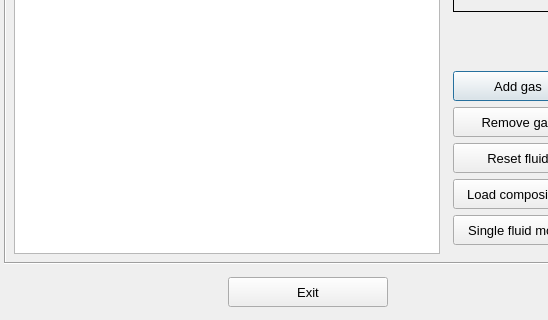
Old version of the form vibra/interface/data/ui_files/model/fluid/set_fluid_composition_input.ui in the repository MOPT-UFSC/VIBRA; both pictures show x 0 to 548 and y 330 to 650 of the 1000 by 650 pixel window.
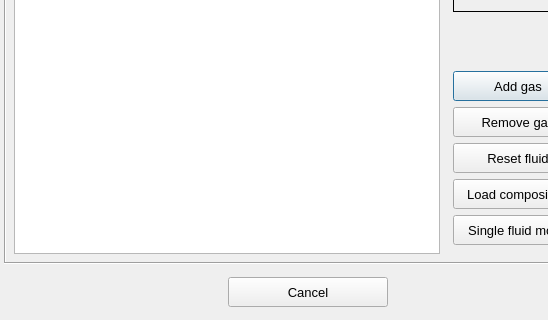
New version of the form.

```diff
--- a/vibra/interface/data/ui_files/model/fluid/set_fluid_composition_input.ui
+++ b/vibra/interface/data/ui_files/model/fluid/set_fluid_composition_input.ui
@@ -1665,7 +1665,7 @@
          <string notr="true"/>
         </property>
         <property name="text">
-         <string>Exit</string>
+         <string>Cancel</string>
         </property>
        </widget>
       </item>
```
Left out of the diff: 8 changed lines with no effect on the pictures.
